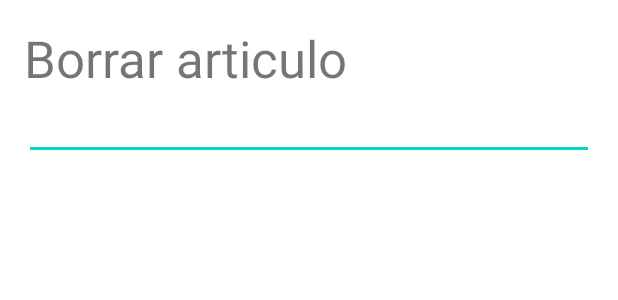
After one commit to JMCR9815/AplicacionTFG, an Android app: the layout dialog_layout_proveedores.xml on its own in the app's theme, with its tools: preview values and no code run, on a phone screen of 412 x 824 dp. The commit adds this screen. Shown: the top 300 px of the screen. Run offline under Robolectric (Android 15) with nearby library versions, the phone set to English and light mode, and no system bars.

Commit message:
Aplicacion Android

```diff
--- a/app/src/main/java/com/example/carniceria_tfg/Utils/ApiService.java
+++ b/app/src/main/java/com/example/carniceria_tfg/Utils/ApiService.java
@@ -44,6 +44,9 @@ public interface ApiService {
     Call<Productos> addProductos(@Body Productos producto);
 
     @POST("/proveedores/addProveedor")
-    Call<Proveedor>addProveedor(@Body Proveedor proveedor);
+    Call<Proveedor> addProveedor(@Body Proveedor proveedor);
+
+    @DELETE("/proveedores/deleteProveedor/{id}")
+    Call<Void> deleteProveedor(@Path("id") int id);
 
 }
--- /dev/null
+++ b/app/src/main/res/layout/dialog_layout_proveedores.xml
@@ -0,0 +1,21 @@
+<?xml version="1.0" encoding="utf-8"?>
+<RelativeLayout xmlns:android="http://schemas.android.com/apk/res/android"
+    android:layout_width="match_parent"
+    android:layout_height="match_parent"
+    android:padding="16dp">
+
+    <TextView
+        android:id="@+id/textViewBorrar"
+        android:layout_width="match_parent"
+        android:layout_height="wrap_content"
+        android:text="@string/Borrar"
+        android:textSize="34sp" />
+
+    <EditText
+        android:id="@+id/editTextArtProveedor"
+        android:layout_width="match_parent"
+        android:layout_height="wrap_content"
+        android:layout_below="@id/textViewBorrar"
+        android:ems="10"
+        android:inputType="number" />
+</RelativeLayout>
```
Also changed, not shown: app/src/main/java/com/example/carniceria_tfg/Activityes/ProveedoresActivity.java (+4 -4 lines), app/src/main/java/com/example/carniceria_tfg/Utils/Delete_Dialog_Proveedores.java (added, +86 -0 lines).
